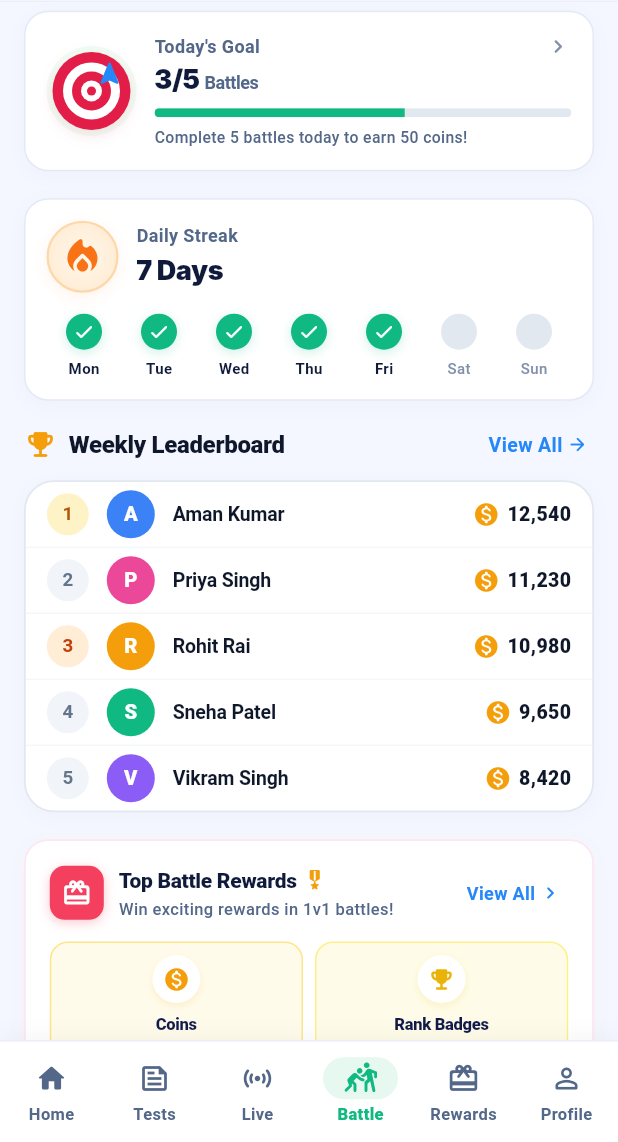
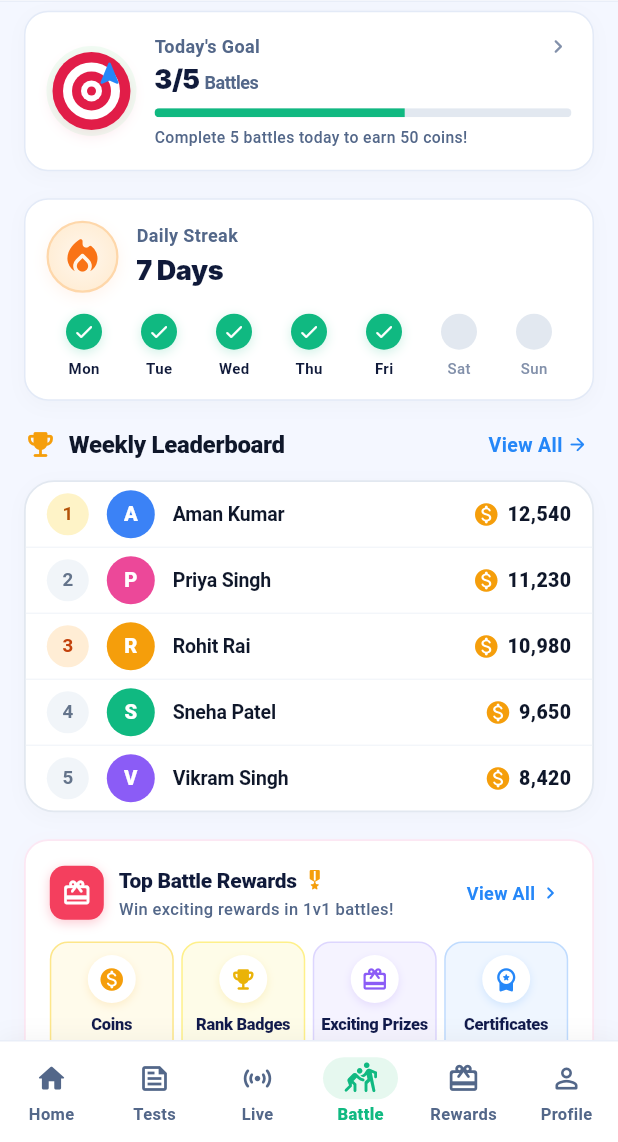
Before and after one commit to anandsawre/Rankearn, a Flutter app: the screen it shows after launch, item 4 of the bottom bar chosen, scrolled down 1728 dp, on a phone screen of 412 x 824 dp, the part 94-1236 px from its top. Run offline on Flutter 3.47's test engine with Material 3 defaults, Android fonts, the phone set to English and light mode, and no system bars; our stand-ins replace flutter_riverpod, supabase_flutter; accounts and stored records are empty; Roboto replaces fonts that are missing (Inter); key blocks and very long unbroken strings in the code were emptied for the run.

Commit message:
feat(design_system): display all 4 battle top rewards cards in a single horizontal row

```diff
--- a/packages/design_system/lib/components/cards/battle_top_rewards_card.dart
+++ b/packages/design_system/lib/components/cards/battle_top_rewards_card.dart
@@ -134,13 +134,11 @@ class BattleTopRewardsCard extends StatelessWidget {
           ),
           const SizedBox(height: 14),
 
-          // 4 Reward Tiles: Coins, Rank Badges, Exciting Prizes, Certificates
-          LayoutBuilder(
-            builder: (context, constraints) {
-              final isNarrow = constraints.maxWidth < 420;
-
-              final tiles = [
-                _BattleRewardTile(
+          // 4 Reward Tiles: Coins, Rank Badges, Exciting Prizes, Certificates in a single horizontal row
+          Row(
+            children: [
+              Expanded(
+                child: _BattleRewardTile(
                   title: 'Coins',
                   subtitle: 'Instant Rewards',
                   icon: Icons.monetization_on_rounded,
@@ -149,7 +147,10 @@ class BattleTopRewardsCard extends StatelessWidget {
                   borderColor: const Color(0xFFFDE68A),
                   onTap: () => onRewardTap?.call('Coins'),
                 ),
-                _BattleRewardTile(
+              ),
+              const SizedBox(width: 5),
+              Expanded(
+                child: _BattleRewardTile(
                   title: 'Rank Badges',
                   subtitle: 'Climb the Rank',
                   icon: Icons.emoji_events_rounded,
@@ -158,7 +159,10 @@ class BattleTopRewardsCard extends StatelessWidget {
                   borderColor: const Color(0xFFFEF08A),
                   onTap: () => onRewardTap?.call('Rank Badges'),
                 ),
-                _BattleRewardTile(
+              ),
+              const SizedBox(width: 5),
+              Expanded(
+                child: _BattleRewardTile(
                   title: 'Exciting Prizes',
                   subtitle: 'Special Gifts',
                   icon: Icons.card_giftcard_rounded,
@@ -167,7 +171,10 @@ class BattleTopRewardsCard extends StatelessWidget {
                   borderColor: const Color(0xFFDDD6FE),
                   onTap: () => onRewardTap?.call('Exciting Prizes'),
                 ),
-                _BattleRewardTile(
+              ),
+              const SizedBox(width: 5),
+              Expanded(
+                child: _BattleRewardTile(
                   title: 'Certificates',
                   subtitle: 'Show Your Skills',
                   icon: Icons.workspace_premium_rounded,
@@ -176,39 +183,8 @@ class BattleTopRewardsCard extends StatelessWidget {
                   borderColor: const Color(0xFFBFDBFE),
                   onTap: () => onRewardTap?.call('Certificates'),
                 ),
-              ];
-
-              if (isNarrow) {
-                return Column(
-                  children: [
-                    Row(
-                      children: [
-                        Expanded(child: tiles[0]),
-                        const SizedBox(width: 8),
-                        Expanded(child: tiles[1]),
-                      ],
-                    ),
-                    const SizedBox(height: 8),
-                    Row(
-                      children: [
-                        Expanded(child: tiles[2]),
-                        const SizedBox(width: 8),
-                        Expanded(child: tiles[3]),
-                      ],
-                    ),
-                  ],
-                );
-              }
-
-              return Row(
-                children: [
-                  for (int i = 0; i < tiles.length; i++) ...[
-                    if (i > 0) const SizedBox(width: 6),
-                    Expanded(child: tiles[i]),
-                  ],
-                ],
-              );
-            },
+              ),
+            ],
           ),
         ],
       ),
@@ -249,7 +225,7 @@ class _BattleRewardTile extends StatelessWidget {
           onTap: onTap,
           borderRadius: BorderRadius.circular(12),
           child: Padding(
-            padding: const EdgeInsets.symmetric(horizontal: 4, vertical: 8),
+            padding: const EdgeInsets.symmetric(horizontal: 2, vertical: 8),
             child: Column(
               mainAxisSize: MainAxisSize.min,
               crossAxisAlignment: CrossAxisAlignment.center,
```
